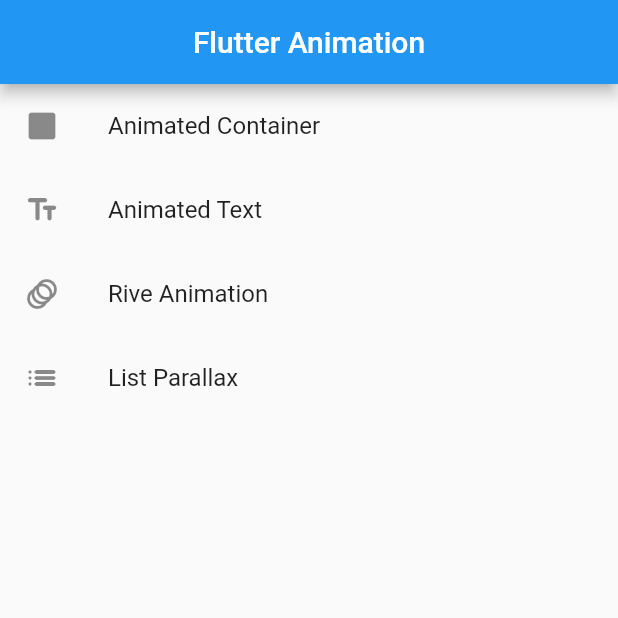
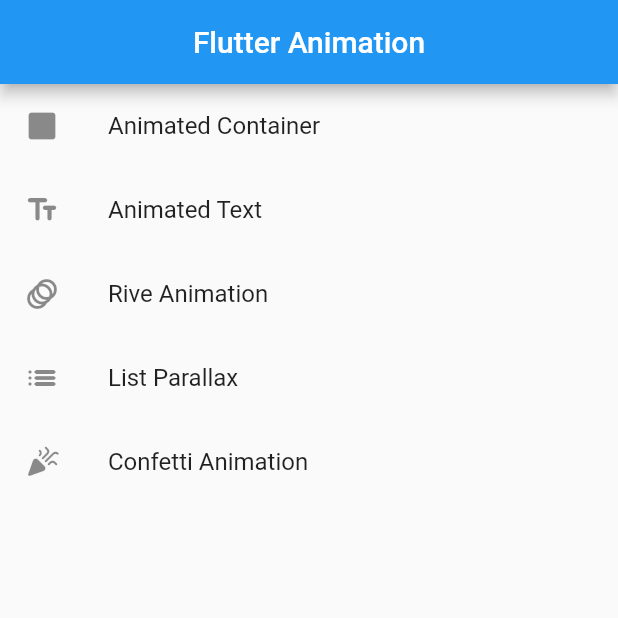
Before and after one commit to ima0112/flutter_animated, a Flutter app: the screen it shows after launch, on a phone screen of 412 x 824 dp, the top half of it. Run offline on Flutter 3.47's test engine with Material 2 defaults, Android fonts, the phone set to English and light mode, and no system bars; our stand-ins replace animated_text_kit, confetti, go_router, rive; generated files the repository leaves out were written again.

Commit message:
Implementando la vista para confetti animation

```diff
--- a/lib/src/pages/home_page.dart
+++ b/lib/src/pages/home_page.dart
@@ -41,6 +41,13 @@ class HomePage extends StatelessWidget {
               context.goNamed(MyRoutes.sample4.name);
             },
           ),
+          ListTile(
+            leading: const Icon(Icons.celebration_rounded),
+            title: const Text('Confetti Animation'),
+            onTap: () {
+              context.goNamed(MyRoutes.sample5.name);
+            },
+          ),
         ],
       ),
     );
--- a/lib/src/router/router.dart
+++ b/lib/src/router/router.dart
@@ -1,5 +1,6 @@
 import 'package:flutter/material.dart';
 import 'package:flutter_animation/src/pages/animated_container/animated_container.dart';
+import 'package:flutter_animation/src/pages/confetti_aimation/confetti_animation_page.dart';
 import 'package:go_router/go_router.dart';
 
 import 'package:flutter_animation/src/pages/home_page.dart';
@@ -8,7 +9,7 @@ import '../pages/animated_text/animated_text.dart';
 import '../pages/list_parallax/list_parallax.dart';
 import '../pages/rive_animations/rive_animations.dart';
 
-enum MyRoutes { home, sample1, sample2, sample3, sample4 }
+enum MyRoutes { home, sample1, sample2, sample3, sample4, sample5 }
 
 class AppRoute {
   static GoRouter get routes => _routes;
@@ -25,6 +26,7 @@ class AppRoute {
   static const String _sample2 = 'sample2';
   static const String _sample3 = 'sample3';
   static const String _sample4 = 'sample4';
+  static const String _sample5 = 'sample5';
 
   static final _routes = GoRouter(
     navigatorKey: _rootNavigatorKey,
@@ -58,6 +60,11 @@ class AppRoute {
             name: MyRoutes.sample4.name,
             builder: (context, state) => const ListParallaxPage(),
           ),
+          GoRoute(
+            path: _sample5,
+            name: MyRoutes.sample5.name,
+            builder: (context, state) => const ConfettiAnimationPage(),
+          ),
         ],
       ),
     ],
```
Also changed, not shown: lib/src/pages/confetti_aimation/confetti_animation_page.dart (added, +98 -0 lines).
